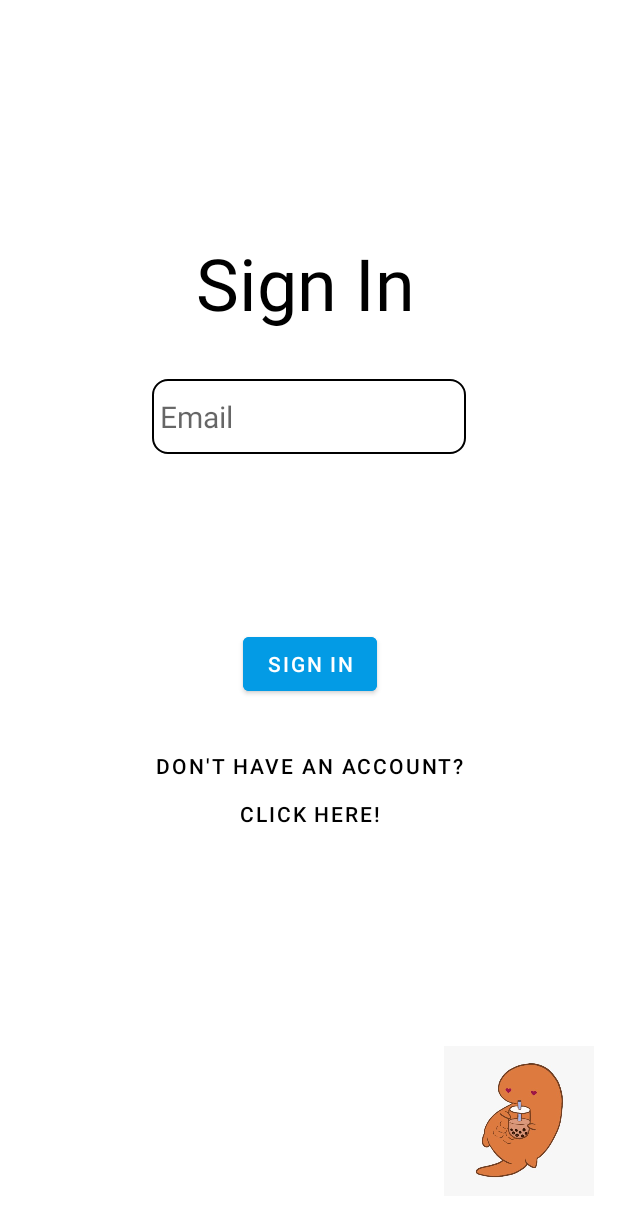
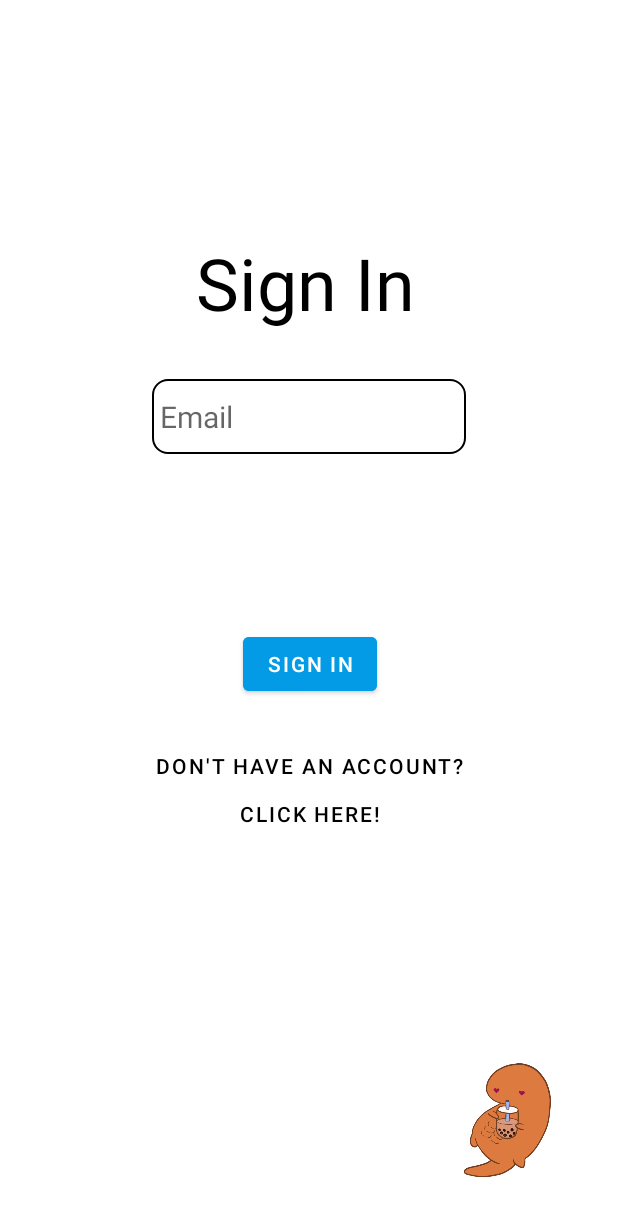
Before and after one commit to priyalpat721/T-rexercize, an Android app: the SignInActivity screen opened directly, with no data from a screen before it, on a phone screen of 412 x 824 dp. Shown: the top 1217 px of the screen. Run offline under Robolectric (Android 15) with nearby library versions, the phone set to English and light mode, and no system bars; our stand-ins replace Firebase (no records; nobody signed in at launch, a user with empty details on screens opened directly).

Commit message:
added full resolution dino pngs to drawables

```diff
--- a/app/src/main/res/layout/activity_sign_in.xml
+++ b/app/src/main/res/layout/activity_sign_in.xml
@@ -98,12 +98,12 @@
         android:id="@+id/imageView3"
         android:layout_width="100dp"
         android:layout_height="100dp"
-        android:layout_marginEnd="16dp"
+        android:layout_marginEnd="24dp"
+        android:contentDescription="@string/dino_with_dialog"
         app:layout_constraintBottom_toBottomOf="parent"
         app:layout_constraintEnd_toEndOf="parent"
         app:layout_constraintTop_toBottomOf="@+id/to_sign_up_page"
         app:layout_constraintVertical_bias="0.835"
-        app:srcCompat="@drawable/boba"
-        android:contentDescription="@string/dino_with_dialog" />
+        app:srcCompat="@drawable/bubbledino" />
 
 </androidx.constraintlayout.widget.ConstraintLayout>
--- a/app/src/main/res/layout/activity_sign_up.xml
+++ b/app/src/main/res/layout/activity_sign_up.xml
@@ -123,10 +123,10 @@
         android:layout_width="100dp"
         android:layout_height="100dp"
         android:layout_marginEnd="24dp"
+        android:contentDescription="@string/dino_with_dialog"
         app:layout_constraintBottom_toBottomOf="parent"
         app:layout_constraintEnd_toEndOf="parent"
         app:layout_constraintTop_toBottomOf="@+id/to_login_page"
-        app:srcCompat="@drawable/boba"
-        android:contentDescription="@string/dino_with_dialog" />
+        app:srcCompat="@drawable/bubbledino" />
 
 </androidx.constraintlayout.widget.ConstraintLayout>
```
Also changed, not shown: app/src/main/res/drawable-v24/bubbledino.png (added), app/src/main/res/drawable-v24/exercisedino.png (added), app/src/main/res/drawable-v24/frustratedino.png (added), app/src/main/res/drawable-v24/happydino.png (added), app/src/main/res/drawable-v24/motivatedino.png (added), app/src/main/res/drawable-v24/saddino.png (added), app/src/main/res/drawable-v24/sleepdino2.png (added).
